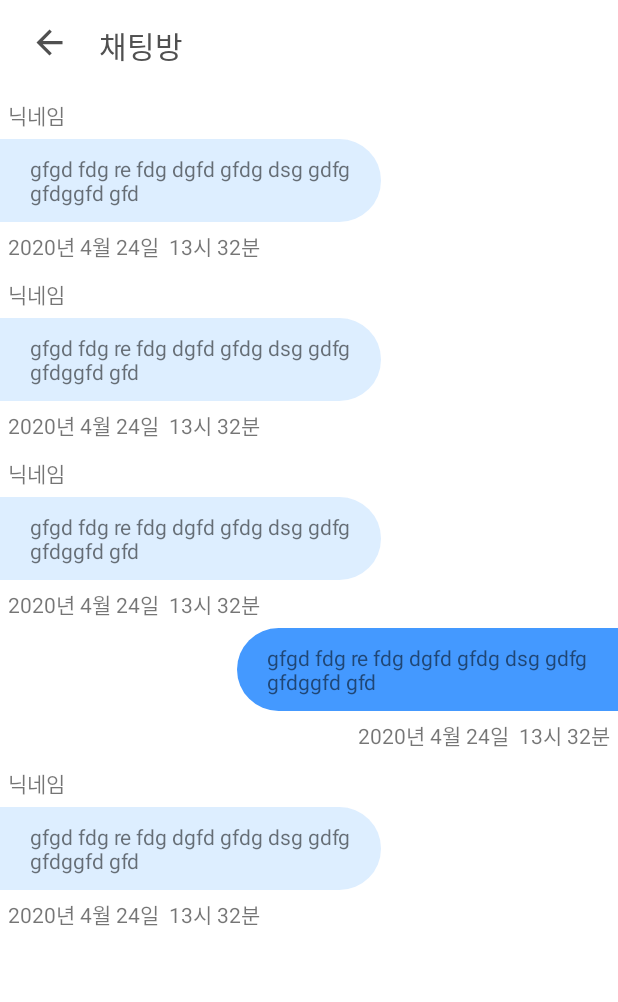
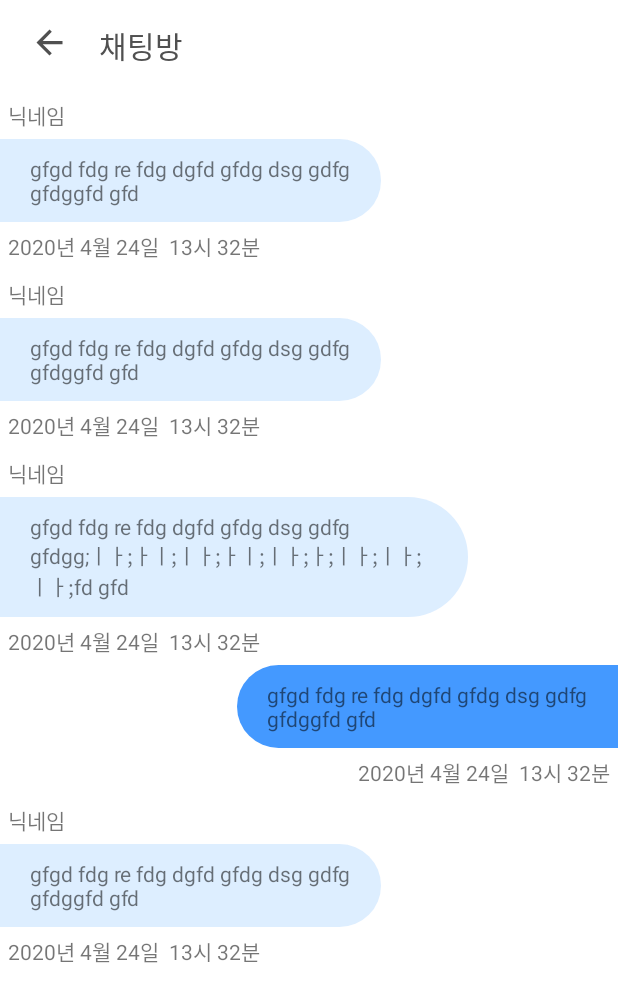
Before and after one commit to LeeSunR/TravelPlanner, an Android app: the GroupChatActivity screen opened directly, with no data from a screen before it, on a phone screen of 412 x 824 dp. Shown: the top 1002 px of the screen. Run offline under Robolectric (Android 15) with nearby library versions, the phone set to English and light mode, and no system bars.

Commit message:
체팅 엑티비티

```diff
--- a/app/src/main/res/layout/activity_group_chat.xml
+++ b/app/src/main/res/layout/activity_group_chat.xml
@@ -89,8 +89,9 @@
         <TextView
             android:paddingHorizontal="20dp"
             android:paddingVertical="10dp"
+            android:layout_marginRight="100dp"
             android:background="@drawable/chatbox_others_style"
-            android:text="gfgd fdg re fdg dgfd gfdg dsg gdfg\ngfdggfd gfd"
+            android:text="gfgd fdg re fdg dgfd gfdg dsg gdfg\ngfdgg;ㅣㅏ;ㅏㅣ;ㅣㅏ;ㅏㅣ;ㅣㅏ;ㅏ;ㅣㅏ;ㅣㅏ;ㅣㅏ;fd gfd"
             android:layout_width="wrap_content"
             android:layout_height="wrap_content"/>
         <TextView
```
